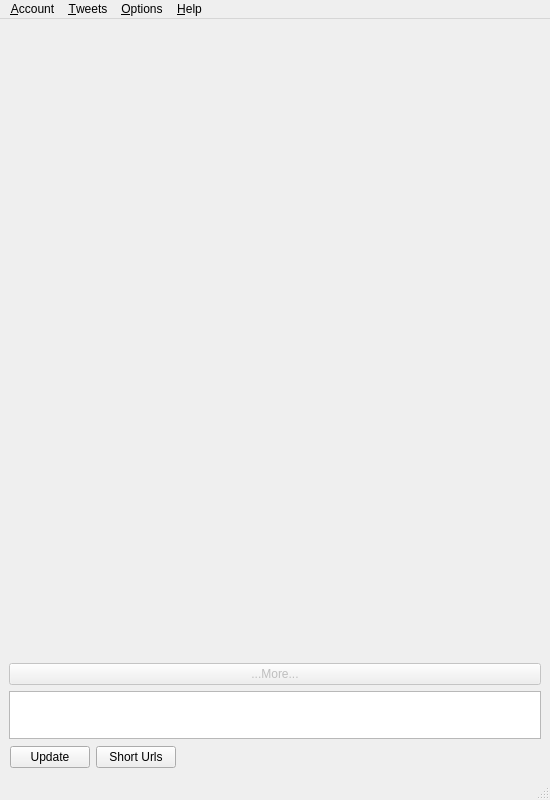
minimoog/qtwitdget, file forms/mainwindowform.ui: the form before one commit.
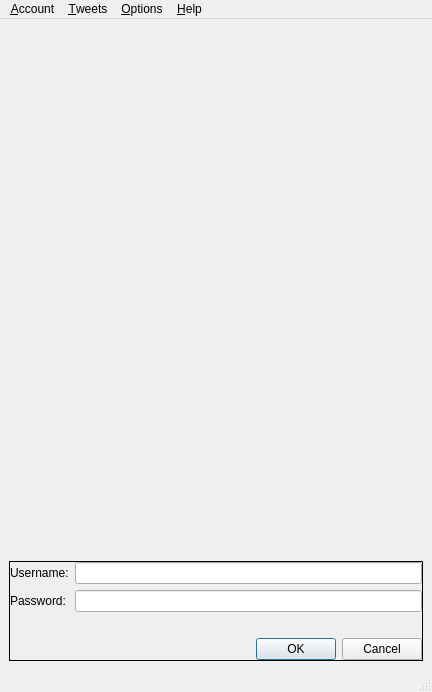
The form after the commit. Custom widgets are drawn as their Qt base class.

Commit message: Main windows form added stacked widget with username and password fields.

Diff of the .ui file:
```diff
--- a/forms/mainwindowform.ui
+++ b/forms/mainwindowform.ui
@@ -6,16 +6,16 @@
    <rect>
     <x>0</x>
     <y>0</y>
-    <width>550</width>
-    <height>800</height>
+    <width>432</width>
+    <height>692</height>
    </rect>
   </property>
   <property name="windowTitle">
    <string>QTwitdget</string>
   </property>
   <widget class="QWidget" name="centralwidget">
-   <layout class="QVBoxLayout" name="verticalLayout">
-    <item>
+   <layout class="QGridLayout" name="gridLayout">
+    <item row="0" column="0">
      <widget class="QTabWidget" name="tabWidget">
       <property name="currentIndex">
        <number>-1</number>
@@ -34,6 +34,25 @@
       </property>
      </widget>
     </item>
+    <item row="1" column="0">
+     <widget class="QStackedWidget" name="stackedWidget">
+      <property name="maximumSize">
+       <size>
+        <width>16777215</width>
+        <height>100</height>
+       </size>
+      </property>
+      <property name="frameShape">
+       <enum>QFrame::Box</enum>
+      </property>
+      <property name="currentIndex">
+       <number>1</number>
+      </property>
+      <widget class="QWidget" name="page1">
+       <layout class="QVBoxLayout" name="verticalLayout">
+        <property name="margin">
+         <number>0</number>
+        </property>
     <item>
      <widget class="QPushButton" name="moreButton">
       <property name="enabled">
@@ -108,12 +127,71 @@
     </item>
    </layout>
   </widget>
+      <widget class="QWidget" name="page2">
+       <layout class="QGridLayout" name="gridLayout_2">
+        <property name="margin">
+         <number>0</number>
+        </property>
+        <item row="0" column="0" colspan="2">
+         <layout class="QFormLayout" name="formLayout">
+          <item row="0" column="0">
+           <widget class="QLabel" name="label">
+            <property name="text">
+             <string>Username:</string>
+            </property>
+           </widget>
+          </item>
+          <item row="0" column="1">
+           <widget class="QLineEdit" name="usernameLineEdit"/>
+          </item>
+          <item row="1" column="0">
+           <widget class="QLabel" name="label_2">
+            <property name="text">
+             <string>Password:</string>
+            </property>
+           </widget>
+          </item>
+          <item row="1" column="1">
+           <widget class="QLineEdit" name="passwordLineEdit">
+            <property name="echoMode">
+             <enum>QLineEdit::Password</enum>
+            </property>
+           </widget>
+          </item>
+         </layout>
+        </item>
+        <item row="1" column="0">
+         <spacer name="horizontalSpacer">
+          <property name="orientation">
+           <enum>Qt::Horizontal</enum>
+          </property>
+          <property name="sizeHint" stdset="0">
+           <size>
+            <width>228</width>
+            <height>20</height>
+           </size>
+          </property>
+         </spacer>
+        </item>
+        <item row="1" column="1">
+         <widget class="QDialogButtonBox" name="userpassButtonBox">
+          <property name="standardButtons">
+           <set>QDialogButtonBox::Cancel|QDialogButtonBox::Ok</set>
+          </property>
+         </widget>
+        </item>
+       </layout>
+      </widget>
+     </widget>
+    </item>
+   </layout>
+  </widget>
   <widget class="QMenuBar" name="menubar">
    <property name="geometry">
     <rect>
      <x>0</x>
      <y>0</y>
-     <width>550</width>
+     <width>432</width>
      <height>21</height>
     </rect>
    </property>
```
Lines whose indentation alone changed are shown as unchanged.
